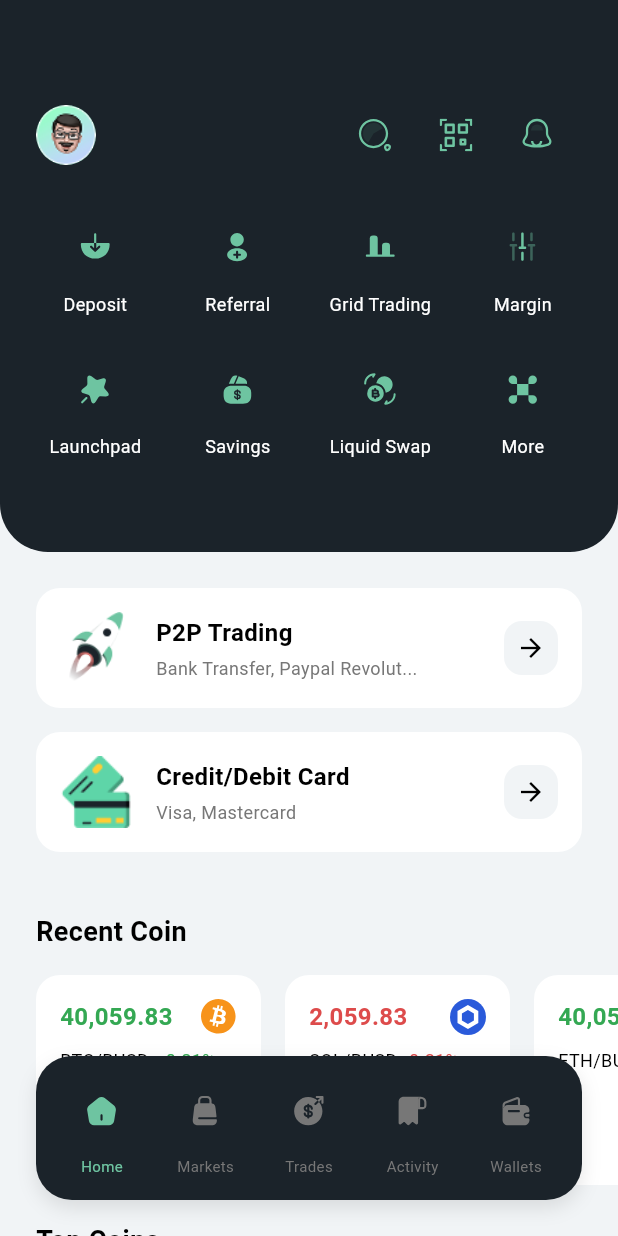
After one commit to DevOmarAmer/crypto_tarde, a Flutter app: the HomeScreen screen opened by its route, on a phone screen of 412 x 824 dp. The commit adds this screen. Run offline on Flutter 3.47's test engine with Material 3 defaults, Android fonts, the phone set to English and light mode, and no system bars; our stand-ins replace flutter_svg, get_it, go_router.

Commit message:
feat: implement home dashboard

```diff
--- /dev/null
+++ b/devtools_options.yaml
@@ -0,0 +1,3 @@
+description: This file stores settings for Dart & Flutter DevTools.
+documentation: https://docs.flutter.dev/tools/devtools/extensions#configure-extension-enablement-states
+extensions:
--- a/lib/core/routes/app_router.dart
+++ b/lib/core/routes/app_router.dart
@@ -5,6 +5,8 @@ import '../../features/onboarding/presentation/screens/onboarding_screen.dart';
 import '../../features/auth/presentation/screens/auth_screen.dart';
 import '../../features/profile/presentation/screens/profile_screen.dart';
 import '../../features/settings/presentation/screens/settings_screen.dart';
+import '../../features/home/presentation/pages/home_screen.dart';
+
 
 class AppRouter {
   static const String splash = '/';
@@ -12,6 +14,8 @@ class AppRouter {
   static const String auth = '/auth';
   static const String profile = '/profile';
   static const String settings = '/settings';
+  static const String home = '/home';
+
 
   static final GoRouter router = GoRouter(
     initialLocation: splash,
@@ -36,6 +40,11 @@ class AppRouter {
         path: settings,
         builder: (context, state) => const SettingsScreen(),
       ),
+      GoRoute(
+        path: home,
+        builder: (context, state) => const HomeScreen(),
+      ),
+
     ],
   );
 }
--- a/lib/core/theme/app_colors.dart
+++ b/lib/core/theme/app_colors.dart
@@ -45,4 +45,12 @@ class AppColors {
   static const Color toggleBackground = Color(0xFF212931);
   static const Color toggleActive = Color(0xFF1B232A);
   static const Color inputFillColor = Color(0xFF212931);
+
+  // --- Design System Aliases ---
+  static const Color textPrimary = white;
+  static const Color textSecondary = grey;
+  static const Color textDark = black;
+  static const Color cardWhite = white;
+  static const Color priceGreen = success;
+  static const Color priceRed = error;
 }
--- a/lib/features/auth/presentation/screens/auth_screen.dart
+++ b/lib/features/auth/presentation/screens/auth_screen.dart
@@ -90,9 +90,10 @@ class _AuthScreenState extends State<AuthScreen> {
                 child: CustomButton(
                   text: _isLogin ? 'Sign in' : 'Sign up',
                   onPressed: () {
-                    context.go(AppRouter.profile);
+                    context.go(AppRouter.home);
                   },
                 ),
+
               ),
               const SizedBox(height: 32),
               const Center(
--- /dev/null
+++ b/lib/features/home/presentation/pages/home_screen.dart
@@ -0,0 +1,227 @@
+import 'package:flutter/material.dart';
+import 'package:flutter_svg/flutter_svg.dart';
+
+import '../../../../core/theme/app_colors.dart';
+import '../widgets/quick_action_item.dart';
+import '../widgets/trading_option_card.dart';
+import '../widgets/coin_card.dart';
+import '../widgets/custom_bottom_nav.dart';
+
+class HomeScreen extends StatelessWidget {
+  const HomeScreen({super.key});
+
+  @override
+  Widget build(BuildContext context) {
+    return Scaffold(
+      backgroundColor: AppColors.lightBackground,
+      extendBody: true, // ضرورية لكي يظهر المحتوى أسفل شريط التنقل العائم
+      bottomNavigationBar: const CustomBottomNav(),
+      body: SingleChildScrollView(
+        padding: const EdgeInsets.only(bottom: 120.0), // مساحة لشريط التنقل
+        child: Column(
+          crossAxisAlignment: CrossAxisAlignment.start,
+          children: [
+            _buildHeaderSection(),
+            Padding(
+              padding: const EdgeInsets.all(24.0),
+              child: Column(
+                crossAxisAlignment: CrossAxisAlignment.start,
+                children: [
+                  TradingOptionCard(
+                    title: 'P2P Trading',
+                    subtitle: 'Bank Transfer, Paypal Revolut...',
+                    imageAsset: 'assets/images/png/rocket.png',
+                    onTap: () {},
+                  ),
+                  TradingOptionCard(
+                    title: 'Credit/Debit Card',
+                    subtitle: 'Visa, Mastercard',
+                    imageAsset: 'assets/images/png/credit.png',
+                    onTap: () {},
+                  ),
+
+                  const SizedBox(height: 24),
+                  const Text(
+                    'Recent Coin',
+                    style: TextStyle(
+                      color: AppColors.textDark,
+                      fontSize: 18,
+                      fontWeight: FontWeight.bold,
+                    ),
+                  ),
+                  const SizedBox(height: 16),
+                  _buildCoinsList(), // Recent Coins
+                  const SizedBox(height: 24),
+                  const Text(
+                    'Top Coins',
+                    style: TextStyle(
+                      color: AppColors.textDark,
+                      fontSize: 18,
+                      fontWeight: FontWeight.bold,
+                    ),
+                  ),
+                  const SizedBox(height: 16),
+                  _buildCoinsList(), // Top Coins
+                ],
+              ),
+            ),
+          ],
+        ),
+      ),
+    );
+  }
+
+  // القسم العلوي الداكن
+  Widget _buildHeaderSection() {
+    return Container(
+      padding: const EdgeInsets.only(
+        top: 60.0,
+        left: 24.0,
+        right: 24.0,
+        bottom: 24.0,
+      ),
+      decoration: const BoxDecoration(
+        color: AppColors.darkBackground,
+        borderRadius: BorderRadius.only(
+          bottomLeft: Radius.circular(32.0),
+          bottomRight: Radius.circular(32.0),
+        ),
+      ),
+      child: Column(
+        children: [
+          Row(
+            mainAxisAlignment: MainAxisAlignment.spaceBetween,
+            children: [
+              const CircleAvatar(
+                radius: 20,
+                backgroundImage: AssetImage('assets/images/png/user.png'),
+              ),
+
+              Row(
+                children: [
+                  IconButton(
+                    icon: SvgPicture.asset(
+                      'assets/images/svg/search.svg',
+                      colorFilter: const ColorFilter.mode(
+                        AppColors.primary,
+                        BlendMode.srcIn,
+                      ),
+                    ),
+                    onPressed: () {},
+                  ),
+                  IconButton(
+                    icon: SvgPicture.asset(
+                      'assets/images/svg/scan.svg',
+                      colorFilter: const ColorFilter.mode(
+                        AppColors.primary,
+                        BlendMode.srcIn,
+                      ),
+                    ),
+                    onPressed: () {},
+                  ),
+                  IconButton(
+                    icon: SvgPicture.asset(
+                      'assets/images/svg/notif.svg',
+                      colorFilter: const ColorFilter.mode(
+                        AppColors.primary,
+                        BlendMode.srcIn,
+                      ),
+                    ),
+                    onPressed: () {},
+                  ),
+                ],
+              ),
+            ],
+          ),
+          const SizedBox(height: 24),
+          // شبكة الأيقونات السريعة
+          SizedBox(
+            height: 200,
+            child: GridView.count(
+              crossAxisCount: 4,
+              shrinkWrap: true,
+              physics: const NeverScrollableScrollPhysics(),
+              childAspectRatio: 1.0,
+              mainAxisSpacing: 16.0,
+              crossAxisSpacing: 16.0,
+              children: const [
+                QuickActionItem(
+                  title: 'Deposit',
+                  iconAsset: 'assets/images/svg/deposit.svg',
+                ),
+                QuickActionItem(
+                  title: 'Referral',
+                  iconAsset: 'assets/images/svg/referral.svg',
+                ),
+                QuickActionItem(
+                  title: 'Grid Trading',
+                  iconAsset: 'assets/images/svg/grid_trading.svg',
+                ),
+                QuickActionItem(
+                  title: 'Margin',
+                  iconAsset: 'assets/images/svg/margin.svg',
+                ),
+                QuickActionItem(
+                  title: 'Launchpad',
+                  iconAsset: 'assets/images/svg/launchpad.svg',
+                ),
+                QuickActionItem(
+                  title: 'Savings',
+                  iconAsset: 'assets/images/svg/savings.svg',
+                ),
+                QuickActionItem(
+                  title: 'Liquid Swap',
+                  iconAsset: 'assets/images/svg/liquid_swap.svg',
+                ),
+                QuickActionItem(
+                  title: 'More',
+                  iconAsset: 'assets/images/svg/more.svg',
+                ),
+              ],
+            ),
+          ),
+        ],
+      ),
+    );
+  }
+
+  // قائمة العملات الأفقية (تم وضع بيانات وهمية للتوضيح)
+  Widget _buildCoinsList() {
+    return SizedBox(
+      height: 140, // ارتفاع ثابت للبطاقة
+      child: ListView(
+        scrollDirection: Axis.horizontal,
+        clipBehavior: Clip.none, // لمنع قص الـ Shadow إذا تم إضافته لاحقاً
+        children: const [
+          CoinCard(
+            price: '40,059.83',
+            pair: 'BTC/BUSD',
+            change: '+0.81%',
+            isPositive: true,
+            coinIconAsset: 'assets/images/svg/bitcoin.svg',
+            chartImageAsset:
+                'assets/images/png/onboarding_one.png', // Placeholder for chart
+          ),
+          CoinCard(
+            price: '2,059.83',
+            pair: 'SOL/BUSD',
+            change: '-0.81%',
+            isPositive: false,
+            coinIconAsset: 'assets/images/svg/solana.svg',
+            chartImageAsset:
+                'assets/images/png/onboarding_two.png', // Placeholder for chart
+          ),
+          CoinCard(
+            price: '40,059.83',
+            pair: 'ETH/BUSD',
+            change: '+1.20%',
+            isPositive: true,
+            coinIconAsset: 'assets/images/svg/ethernum.svg',
+            chartImageAsset:
+                'assets/images/png/onboarding_three.png', // Placeholder for chart
+          ),
+        ],
+      ),
+    );
+  }
+}
--- /dev/null
+++ b/lib/features/home/presentation/widgets/coin_card.dart
@@ -0,0 +1,79 @@
+import 'package:flutter/material.dart';
+import 'package:flutter_svg/flutter_svg.dart';
+import '../../../../core/theme/app_colors.dart';
+
+class CoinCard extends StatelessWidget {
+  final String price;
+  final String pair;
+  final String change;
+  final bool isPositive;
+  final String coinIconAsset; // SVG path
+  final String chartImageAsset; // PNG/Image path
+
+  const CoinCard({
+    super.key,
+    required this.price,
+    required this.pair,
+    required this.change,
+    required this.isPositive,
+    required this.coinIconAsset,
+    required this.chartImageAsset,
+  });
+
+  @override
+  Widget build(BuildContext context) {
+    final changeColor = isPositive ? AppColors.priceGreen : AppColors.priceRed;
+
+    return Container(
+      width: 150,
+      margin: const EdgeInsets.only(right: 16.0),
+      padding: const EdgeInsets.all(16.0),
+      decoration: BoxDecoration(
+        color: AppColors.cardWhite,
+        borderRadius: BorderRadius.circular(16.0),
+      ),
+      child: Column(
+        crossAxisAlignment: CrossAxisAlignment.start,
+        children: [
+          Row(
+            mainAxisAlignment: MainAxisAlignment.spaceBetween,
+            children: [
+              Text(
+                price,
+                style: TextStyle(
+                  color: changeColor,
+                  fontSize: 16,
+                  fontWeight: FontWeight.bold,
+                ),
+              ),
+              SvgPicture.asset(coinIconAsset, width: 24, height: 24),
+            ],
+          ),
+
+          const SizedBox(height: 8),
+          Row(
+            children: [
+              Text(
+                pair,
+                style: const TextStyle(color: AppColors.textDark, fontSize: 12),
+              ),
+              const SizedBox(width: 4),
+              Text(
+                change,
+                style: TextStyle(color: changeColor, fontSize: 12),
+              ),
+            ],
+          ),
+          const Spacer(),
+          // صورة الرسم البياني المصغرة
+          Image.asset(
+            chartImageAsset,
+            width: double.infinity,
+            height: 40,
+            fit: BoxFit.contain,
+          ),
+        ],
+      ),
+    );
+  }
+}
--- /dev/null
+++ b/lib/features/home/presentation/widgets/custom_bottom_nav.dart
@@ -0,0 +1,53 @@
+import 'package:flutter/material.dart';
+import 'package:flutter_svg/flutter_svg.dart';
+import '../../../../core/theme/app_colors.dart';
+
+class CustomBottomNav extends StatelessWidget {
+  const CustomBottomNav({super.key});
+
+  @override
+  Widget build(BuildContext context) {
+    return Container(
+      margin: const EdgeInsets.all(24.0),
+      padding: const EdgeInsets.symmetric(vertical: 16.0),
+      decoration: BoxDecoration(
+        color: AppColors.darkBackground,
+        borderRadius: BorderRadius.circular(24.0),
+        boxShadow: [
+          BoxShadow(
+            color: Colors.black.withOpacity(0.1),
+            blurRadius: 10,
+            offset: const Offset(0, 5),
+          ),
+        ],
+      ),
+      child: Row(
+        mainAxisAlignment: MainAxisAlignment.spaceEvenly,
+        children: [
+          _buildNavItem('assets/images/svg/home.svg', 'Home', true),
+          _buildNavItem('assets/images/svg/market.svg', 'Markets', false),
+          _buildNavItem('assets/images/svg/trades.svg', 'Trades', false),
+          _buildNavItem('assets/images/svg/activity.svg', 'Activity', false),
+          _buildNavItem('assets/images/svg/wallet.svg', 'Wallets', false),
+        ],
+      ),
+    );
+  }
+
+  Widget _buildNavItem(String assetPath, String label, bool isActive) {
+    final color = isActive ? AppColors.primary : AppColors.textSecondary;
+    return Column(
+      mainAxisSize: MainAxisSize.min,
+      children: [
+        SvgPicture.asset(
+          assetPath,
+          colorFilter: ColorFilter.mode(color, BlendMode.srcIn),
+          width: 50,
+          height: 50,
+        ),
+        // const SizedBox(height: 4),
+        Text(label, style: TextStyle(color: color, fontSize: 10)),
+      ],
+    );
+  }
+}
--- /dev/null
+++ b/lib/features/home/presentation/widgets/quick_action_item.dart
@@ -0,0 +1,39 @@
+import 'package:flutter/material.dart';
+import 'package:flutter_svg/flutter_svg.dart';
+
+import '../../../../core/theme/app_colors.dart';
+
+class QuickActionItem extends StatelessWidget {
+  final String title;
+  final String iconAsset; // مسار الأيقونة SVG
+
+  const QuickActionItem({
+    super.key,
+    required this.title,
+    required this.iconAsset,
+  });
+
+  @override
+  Widget build(BuildContext context) {
+    return Column(
+      mainAxisSize: MainAxisSize.min,
+      children: [
+        SvgPicture.asset(
+          iconAsset,
+          width: 50,
+          height: 50,
+          colorFilter: const ColorFilter.mode(
+            AppColors.primary,
+            BlendMode.srcIn,
+          ),
+        ),
+
+        // const SizedBox(height: 4),
+        Text(
+          title,
+          style: const TextStyle(color: AppColors.textPrimary, fontSize: 12),
+        ),
+      ],
+    );
+  }
+}
--- /dev/null
+++ b/lib/features/home/presentation/widgets/trading_option_card.dart
@@ -0,0 +1,69 @@
+import 'package:flutter/material.dart';
+import '../../../../core/theme/app_colors.dart';
+
+class TradingOptionCard extends StatelessWidget {
+  final String title;
+  final String subtitle;
+  final String imageAsset;
+  final VoidCallback onTap;
+
+  const TradingOptionCard({
+    super.key,
+    required this.title,
+    required this.subtitle,
+    required this.imageAsset,
+    required this.onTap,
+  });
+
+  @override
+  Widget build(BuildContext context) {
+    return GestureDetector(
+      onTap: onTap,
+      child: Container(
+        margin: const EdgeInsets.only(bottom: 16.0),
+        padding: const EdgeInsets.all(16.0),
+        decoration: BoxDecoration(
+          color: AppColors.cardWhite,
+          borderRadius: BorderRadius.circular(16.0),
+        ),
+        child: Row(
+          children: [
+            Image.asset(imageAsset, width: 48, height: 48),
+            const SizedBox(width: 16),
+            Expanded(
+              child: Column(
+                crossAxisAlignment: CrossAxisAlignment.start,
+                children: [
+                  Text(
+                    title,
+                    style: const TextStyle(
+                      color: AppColors.textDark,
+                      fontSize: 16,
+                      fontWeight: FontWeight.bold,
+                    ),
+                  ),
+                  const SizedBox(height: 4),
+                  Text(
+                    subtitle,
+                    style: const TextStyle(
+                      color: AppColors.textSecondary,
+                      fontSize: 12,
+                    ),
+                  ),
+                ],
+              ),
+            ),
+            Container(
+              padding: const EdgeInsets.all(8.0),
+              decoration: BoxDecoration(
+                color: AppColors.lightBackground,
+                borderRadius: BorderRadius.circular(12.0),
+              ),
+              child: const Icon(Icons.arrow_forward, size: 20, color: AppColors.textDark),
+            ),
+          ],
+        ),
+      ),
+    );
+  }
+}
--- a/pubspec.yaml
+++ b/pubspec.yaml
@@ -49,8 +49,8 @@ dependencies:
     sdk: flutter
   intl: 0.20.2
 
-  # The following adds the Cupertino Icons font to your application.
-  # Use with the CupertinoIcons class for iOS style icons.
+  # UI Components
+  flutter_svg: ^2.0.10+1
   cupertino_icons: ^1.0.8
 
 dev_dependencies:
```
Also changed, not shown: pubspec.lock.
